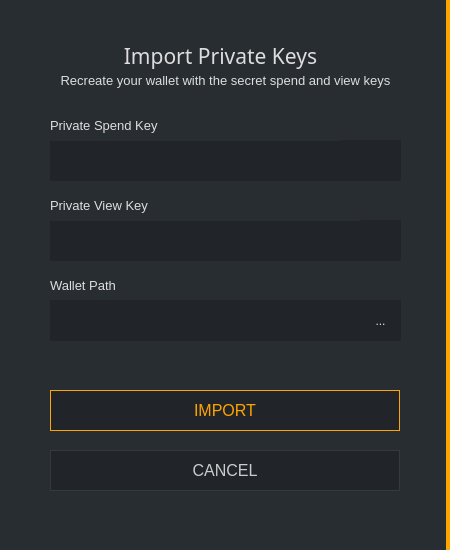
Qt form src/gui/ui/importsecretkeys.ui (ConcealNetwork/conceal-desktop) before a commit.
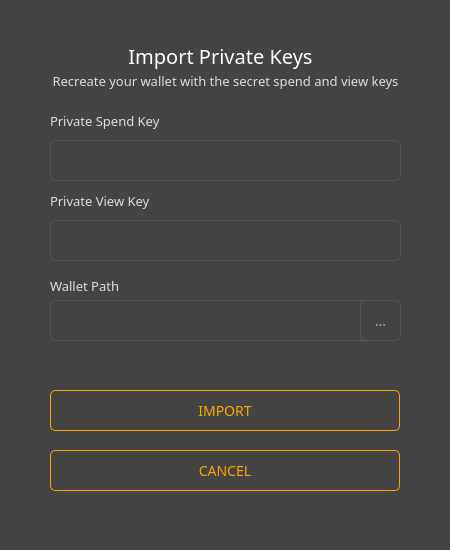
The same form after that commit.

```diff
--- a/src/gui/ui/importsecretkeys.ui
+++ b/src/gui/ui/importsecretkeys.ui
@@ -14,7 +14,7 @@
    <string>Dialog</string>
   </property>
   <property name="styleSheet">
-   <string notr="true">background-color: #212529; color: #ddd; border: 0px;</string>
+   <string notr="true">background-color: #444; color: #ddd; border: 0px; font-family: Raleway;</string>
   </property>
   <widget class="QGroupBox" name="groupBox">
    <property name="geometry">
@@ -26,7 +26,7 @@
     </rect>
    </property>
    <property name="styleSheet">
-    <string notr="true">background-color: #282d31; border-right: 4px solid orange;</string>
+    <string notr="true"/>
    </property>
    <property name="title">
     <string/>
@@ -49,15 +49,11 @@
     <property name="font">
      <font>
       <family>Raleway</family>
-      <pointsize>9</pointsize>
+      <pointsize>-1</pointsize>
      </font>
     </property>
     <property name="styleSheet">
-     <string notr="true">background-color: #212529;
-border-right: 0px;
-color: #e5e5e5;
-padding: 5px;
-</string>
+     <string notr="true">padding: 3px; border: 1px solid #555; border-radius: 5px; font-family: 'Raleway'; font-size: 14px; color: #aaa; padding: 5px;</string>
     </property>
    </widget>
    <widget class="QLineEdit" name="m_spendKey">
@@ -78,15 +74,11 @@
     <property name="font">
      <font>
       <family>Raleway</family>
-      <pointsize>9</pointsize>
+      <pointsize>-1</pointsize>
      </font>
     </property>
     <property name="styleSheet">
-     <string notr="true">background-color: #212529;
-border-right: 0px;
-color: #e5e5e5;
-padding: 5px;
-</string>
+     <string notr="true">padding: 3px; border: 1px solid #555; border-radius: 5px; font-family: 'Raleway'; font-size: 14px; color: #aaa; padding: 5px;</string>
     </property>
    </widget>
    <widget class="QLabel" name="label">
@@ -95,11 +87,12 @@
       <x>50</x>
       <y>110</y>
       <width>291</width>
-      <height>31</height>
+      <height>21</height>
      </rect>
     </property>
     <property name="font">
      <font>
+      <family>Raleway</family>
       <pointsize>-1</pointsize>
      </font>
     </property>
@@ -121,6 +114,7 @@
     </property>
     <property name="font">
      <font>
+      <family>Raleway</family>
       <pointsize>-1</pointsize>
      </font>
     </property>
@@ -137,11 +131,12 @@
       <x>50</x>
       <y>190</y>
       <width>311</width>
-      <height>31</height>
+      <height>21</height>
      </rect>
     </property>
     <property name="font">
      <font>
+      <family>Raleway</family>
       <pointsize>-1</pointsize>
      </font>
     </property>
@@ -170,15 +165,11 @@
     <property name="font">
      <font>
       <family>Raleway</family>
-      <pointsize>9</pointsize>
+      <pointsize>-1</pointsize>
      </font>
     </property>
     <property name="styleSheet">
-     <string notr="true">background-color: #212529;
-border-right: 0px;
-color: #e5e5e5;
-padding: 5px;
-</string>
+     <string notr="true">padding: 3px; border: 1px solid #555; border-radius: 5px; font-family: 'Raleway'; font-size: 14px; color: #aaa;</string>
     </property>
    </widget>
    <widget class="QToolButton" name="m_selectPathButton">
@@ -191,11 +182,7 @@
      </rect>
     </property>
     <property name="styleSheet">
-     <string notr="true">background-color: #212529;
-border-right: 0px;
-color: #ddd;
-padding: 5px;
-</string>
+     <string notr="true">padding: 3px; border: 1px solid #555; border-radius: 5px; font-family: 'Raleway'; font-size: 14px; color: #aaa;</string>
     </property>
     <property name="text">
      <string>...</string>
@@ -218,13 +205,12 @@
     </property>
     <property name="font">
      <font>
+      <family>Raleway</family>
       <pointsize>-1</pointsize>
      </font>
     </property>
     <property name="styleSheet">
-     <string notr="true">QPushButton#m_backButton {color: #ccc; border: 1px solid #343a40; font-size: 16px; background-color: #212529;}
-
-QPushButton#m_backButton:hover {color: #ddd; border: 2px solid #444; font-size: 16px; background-color: #212529;}</string>
+     <string notr="true">color: orange; border: 1px solid orange; font-size: 14px; border-radius: 5px;</string>
     </property>
     <property name="text">
      <string>CANCEL</string>
@@ -247,13 +233,12 @@
     </property>
     <property name="font">
      <font>
+      <family>Raleway</family>
       <pointsize>-1</pointsize>
      </font>
     </property>
     <property name="styleSheet">
-     <string notr="true">QPushButton#m_okButton {color: orange; background-color: #212529; border: 1px solid orange; font-size: 16px;}
-
-QPushButton#m_okButton:hover {color: orange; background-color: #212529; border: 2px solid orange; font-size: 16px;}</string>
+     <string notr="true">color: orange; border: 1px solid orange; font-size: 14px; border-radius: 5px;</string>
     </property>
     <property name="text">
      <string>IMPORT</string>
@@ -271,11 +256,13 @@
     <property name="font">
      <font>
       <family>Raleway</family>
-      <pointsize>16</pointsize>
+      <pointsize>-1</pointsize>
      </font>
     </property>
     <property name="styleSheet">
-     <string notr="true">color: #ddd; border-right: 0px;</string>
+     <string notr="true">color: #fff;
+border-right: 0px;
+font-size: 20px;</string>
     </property>
     <property name="text">
      <string>Import Private Keys</string>
@@ -295,6 +282,7 @@
     </property>
     <property name="font">
      <font>
+      <family>Raleway</family>
       <pointsize>-1</pointsize>
      </font>
     </property>
```
